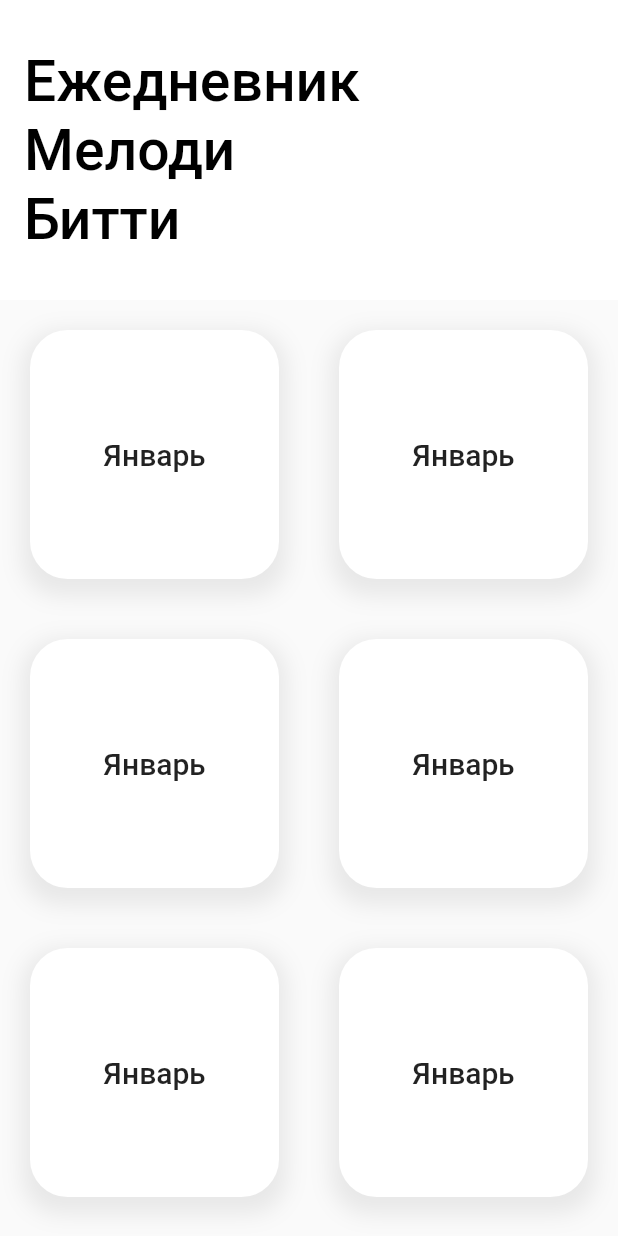
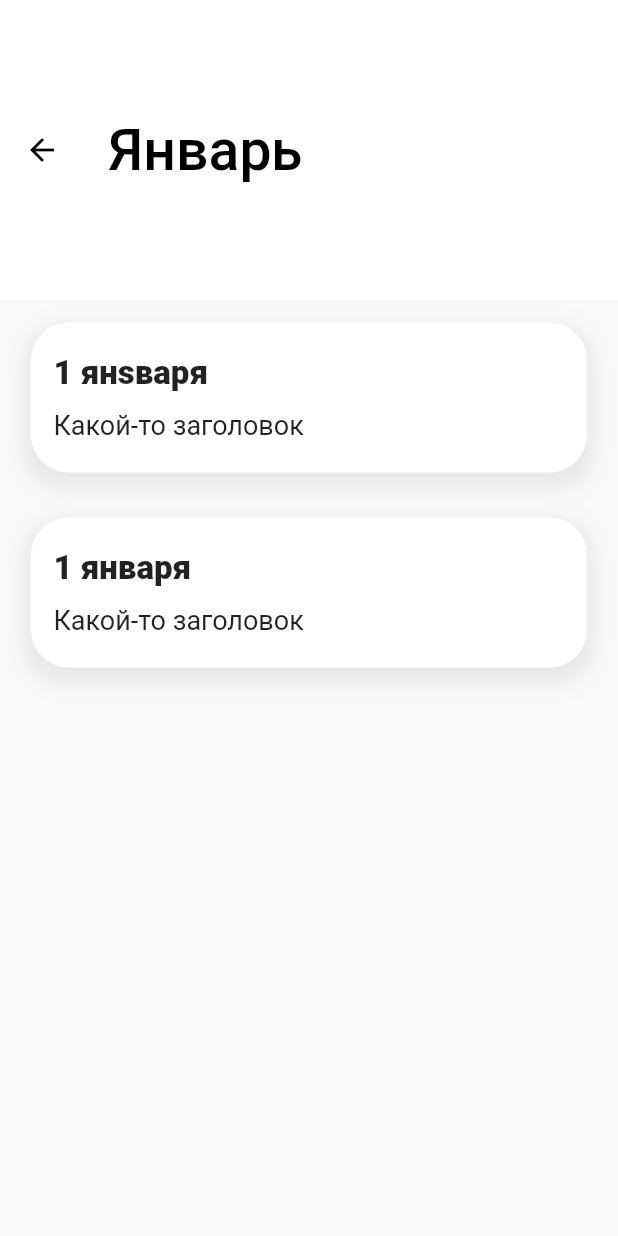
Before and after one commit to miheeva/diary_app, a Flutter app: the screen it shows after launch, after a tap on "Январь", on a phone screen of 412 x 824 dp. Run offline on Flutter 3.47's test engine with Material 2 defaults, Android fonts, the phone set to English and light mode, and no system bars.

Commit message:
add views

```diff
--- a/lib/main.dart
+++ b/lib/main.dart
@@ -1,4 +1,9 @@
 import 'package:flutter/material.dart';
+import 'package:diary_app/note/month_view.dart';
+import 'package:diary_app/note/notes_screen.dart';
+import 'package:diary_app/note/note_screen.dart';
+
+
 
 void main() {
   runApp(const MyApp());
@@ -10,6 +15,10 @@ class MyApp extends StatelessWidget {
   @override
   Widget build(BuildContext context) {
     return MaterialApp(
+      routes: {
+        '/days':(context) => Notes(),
+        '/note':(context) => Note()
+      },
       theme: ThemeData(
           primaryColor: const Color.fromRGBO(115, 79, 150, 1),
           colorScheme: const ColorScheme(
@@ -54,104 +63,6 @@ class Screen extends StatelessWidget {
           backgroundColor: Theme.of(context).colorScheme.background,
           elevation: 0,
         ),
-        body: Scaffold(
-            body: GridView.count(
-                crossAxisCount: 2,
-                children: List.generate(12, (index) {
-                  return Center(
-                    child: InkWell(
-                        onTap: () {
-                          print('qwe');
-                        },
-                        child: Container(
-                            padding: const EdgeInsets.all(25),
-                            margin: const EdgeInsets.all(20),
-                            decoration: BoxDecoration(
-                              color: Theme.of(context).colorScheme.surface,
-                              borderRadius:
-                                  const BorderRadius.all(Radius.circular(25)),
-                              boxShadow: [
-                                BoxShadow(
-                                  color: Colors.grey.withOpacity(0.2),
-                                  spreadRadius: 5,
-                                  blurRadius: 12,
-                                  offset: const Offset(
-                                      0, 6), // changes position of shadow
-                                )
-                              ],
-                            ),
-                            child: const Align(
-                              child: Text(
-                                'Январь',
-                                style: TextStyle(
-                                    fontSize: 20, fontWeight: FontWeight.w500),
-                                textAlign: TextAlign.center,
-                              ),
-                            ))),
-                  );
-                }))));
+        body: const MounthGrid());
   }
 }
-
-// ignore: camel_case_extensions
-extension stringX on String {
-  String get overflow => Characters(this)
-      .replaceAll(Characters(''), Characters('\u{200B}'))
-      .toString();
-}
-
-class ListContainer extends StatelessWidget {
-  final String header;
-  final String description;
-
-  const ListContainer(
-      {super.key, required this.header, required this.description});
-
-  @override
-  Widget build(BuildContext context) {
-    return Align(
-        alignment: Alignment.center,
-        child: Container(
-            width: MediaQuery.of(context).size.width * 0.9,
-            height: 100,
-            padding: const EdgeInsets.all(15),
-            margin: const EdgeInsets.only(top: 15, bottom: 15),
-            decoration: BoxDecoration(
-              color: Theme.of(context).colorScheme.surface,
-              borderRadius: const BorderRadius.all(Radius.circular(25)),
-              boxShadow: [
-                BoxShadow(
-                  color: Colors.grey.withOpacity(0.2),
-                  spreadRadius: 5,
-                  blurRadius: 12,
-                  offset: const Offset(0, 6), // changes position of shadow
-                ),
-              ],
-            ),
-            child: Row(
-              children: <Widget>[
-                Flexible(
-                    child: Column(
-                  mainAxisAlignment: MainAxisAlignment.spaceAround,
-                  children: <Widget>[
-                    Align(
-                        alignment: Alignment.centerLeft,
-                        child: Text(header,
-                            overflow: TextOverflow.clip,
-                            style: const TextStyle(
-                              fontSize: 22,
-                              fontWeight: FontWeight.w800,
-                            ))),
-                    Align(
-                        alignment: Alignment.centerLeft,
-                        child: Text(description,
-                            style: const TextStyle(
-                                fontSize: 18, fontWeight: FontWeight.w400),
-                            overflow: TextOverflow.fade,
-                            maxLines: 2))
-                  ],
-                ))
-              ],
-            )));
-  }
-}
--- /dev/null
+++ b/lib/note/days_view.dart
@@ -0,0 +1,65 @@
+import 'package:flutter/material.dart';
+
+
+class ListContainer extends StatelessWidget {
+  final String header;
+  final String description;
+
+  const ListContainer(
+      {super.key, required this.header, required this.description});
+
+  @override
+  Widget build(BuildContext context) {
+    return Align(
+        alignment: Alignment.center,
+        child: Container(
+            width: MediaQuery.of(context).size.width * 0.9,
+            height: 100,
+            padding: const EdgeInsets.all(15),
+            margin: const EdgeInsets.only(top: 15, bottom: 15),
+            decoration: BoxDecoration(
+              color: Theme.of(context).colorScheme.surface,
+              borderRadius: const BorderRadius.all(Radius.circular(25)),
+              boxShadow: [
+                BoxShadow(
+                  color: Colors.grey.withOpacity(0.2),
+                  spreadRadius: 5,
+                  blurRadius: 12,
+                  offset: const Offset(0, 6), // changes position of shadow
+                ),
+              ],
+            ),
+            child: Row(
+              children: <Widget>[
+                Flexible(
+                    child: Column(
+                  mainAxisAlignment: MainAxisAlignment.spaceAround,
+                  children: <Widget>[
+                    Align(
+                        alignment: Alignment.centerLeft,
+                        child: Text(header,
+                            overflow: TextOverflow.clip,
+                            style: const TextStyle(
+                              fontSize: 22,
+                              fontWeight: FontWeight.w800,
+                            ))),
+                    Align(
+                        alignment: Alignment.centerLeft,
+                        child: Text(description,
+                            style: const TextStyle(
+                                fontSize: 18, fontWeight: FontWeight.w400),
+                            overflow: TextOverflow.fade,
+                            maxLines: 2))
+                  ],
+                ))
+              ],
+            )));
+  }
+}
+
+// ignore: camel_case_extensions
+extension stringX on String {
+  String get overflow => Characters(this)
+      .replaceAll(Characters(''), Characters('\u{200B}'))
+      .toString();
+}
--- /dev/null
+++ b/lib/note/month_view.dart
@@ -0,0 +1,46 @@
+import 'package:flutter/material.dart';
+
+
+class MounthGrid extends StatelessWidget {
+  const MounthGrid({super.key});
+
+  @override
+  Widget build(BuildContext context) {
+    List<int> text = [1, 2, 3, 4, 5, 6, 7, 8, 9, 10, 11, 12];
+    return Scaffold(
+        body: GridView.count(
+            crossAxisCount: 2,
+            children:
+            List.generate(12, (index) {
+              return Center(
+                  child: InkWell(
+                      onTap: () {
+                        Navigator.pushNamed(context, '/days');
+                      },
+                      child: Container(
+                          padding: const EdgeInsets.all(25),
+                          margin: const EdgeInsets.all(20),
+                          decoration: BoxDecoration(
+                            color: Theme.of(context).colorScheme.surface,
+                            borderRadius:
+                                const BorderRadius.all(Radius.circular(25)),
+                            boxShadow: [
+                              BoxShadow(
+                                color: Colors.grey.withOpacity(0.2),
+                                spreadRadius: 5,
+                                blurRadius: 12,
+                                offset: const Offset(
+                                    0, 6), // changes position of shadow
+                              )
+                            ],
+                          ),
+                          child: const Align(
+                              child: Text(
+                            'Январь',
+                            style: TextStyle(
+                                fontSize: 20, fontWeight: FontWeight.w500),
+                            textAlign: TextAlign.center,
+                          )))));
+            })));
+  }
+}
--- /dev/null
+++ b/lib/note/notes_screen.dart
@@ -0,0 +1,51 @@
+import 'package:flutter/material.dart';
+import 'package:diary_app/note/days_view.dart';
+
+class Notes extends StatelessWidget {
+  const Notes({super.key});
+
+  @override
+  Widget build(BuildContext context) {
+    return Scaffold(
+        appBar: AppBar(
+          toolbarHeight: 200,
+          centerTitle: false,
+          title: RichText(
+              overflow: TextOverflow.visible,
+              text: TextSpan(
+                text: 'Январь',
+                style: TextStyle(
+                    overflow: TextOverflow.visible,
+                    height: 1.2,
+                    fontSize: 38,
+                    fontWeight: FontWeight.w500,
+                    color: Theme.of(context).colorScheme.onPrimary),
+              )),
+          backgroundColor: Theme.of(context).colorScheme.background,
+          elevation: 0,
+        ),
+        body: const Days());
+  }
+}
+
+class Days extends StatelessWidget {
+  const Days({super.key});
+
+  @override
+  Widget build(BuildContext context) {
+    return Center(
+      child: InkWell(
+        onTap: () {
+          Navigator.pushNamed(context, '/note');
+        },
+        child: ListView(
+      children: const [
+        ListContainer(header: '1 янsваря', description: 'Какой-то заголовок'),
+        ListContainer(header: '1 января', description: 'Какой-то заголовок')
+      ],
+
+    ),
+      ),
+    );
+  }
+}
```
Also changed, not shown: lib/note/note_screen.dart (added, +89 -0 lines).
